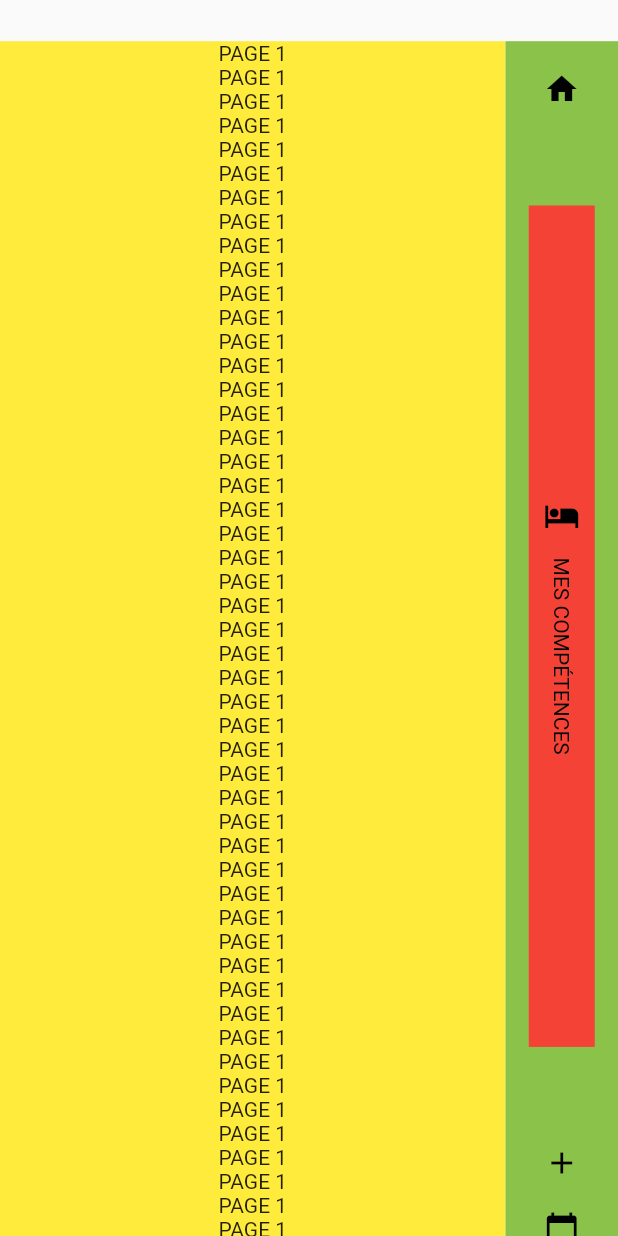
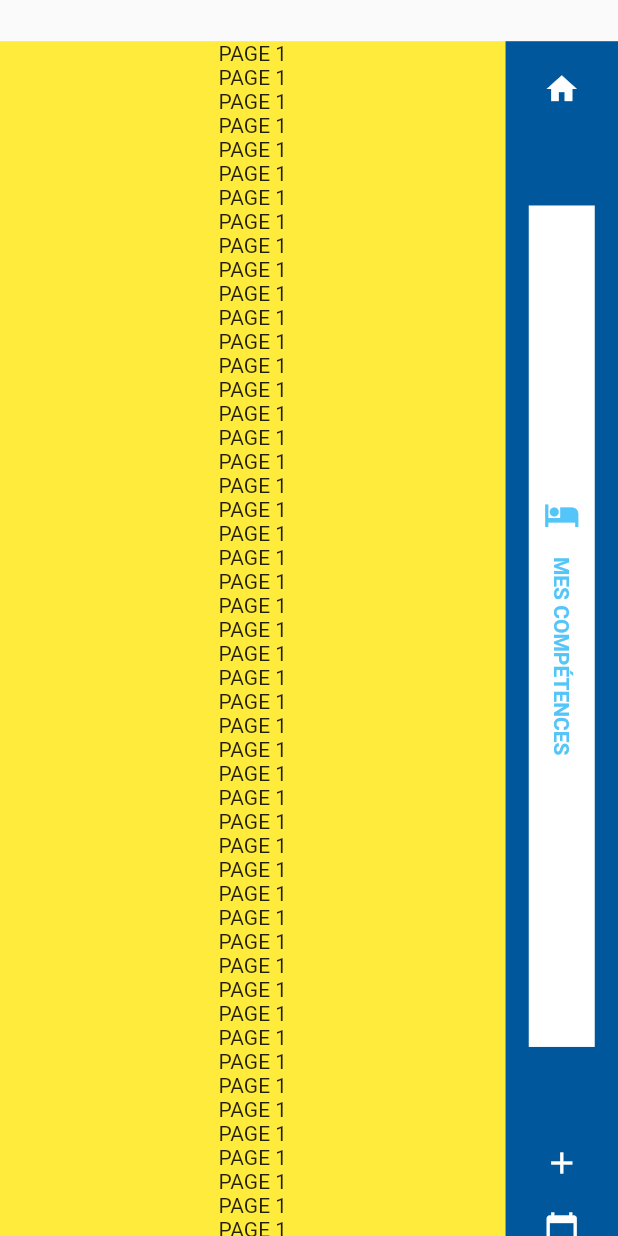
Before and after one commit to Tri7Ratops/simple_cv, a Flutter app: the screen it shows after launch, scrolled down 576 dp, on a phone screen of 412 x 824 dp. Run offline on Flutter 3.47's test engine with Material 2 defaults, Android fonts, the phone set to English and light mode, and no system bars; drawn by our look-alikes of scroll_to_index; our stand-ins replace bloc, equatable, flutter_bloc, visibility_detector.

Commit message:
[+] Update theme

```diff
--- a/lib/config/theme.dart
+++ b/lib/config/theme.dart
@@ -2,6 +2,8 @@ import 'package:flutter/material.dart';
 
 class MyAppTheme {
   static ThemeData light() => ThemeData.light().copyWith(
-        primaryColor: Colors.green,
+        primaryColor: Color(0XFF54C5F8),
+        accentColor: Color(0XFF01579B),
+        backgroundColor: Colors.white70,
       );
 }
--- a/lib/screens/home/views/home_page.dart
+++ b/lib/screens/home/views/home_page.dart
@@ -17,7 +17,7 @@ class HomePage extends StatelessWidget {
       scrollDirection: Axis.vertical,
       children: [
         _getHeader(),
-        _getContent(),
+        _getContent(context),
       ],
     );
   }
@@ -40,30 +40,36 @@ class HomePage extends StatelessWidget {
     );
   }
 
-  Widget _getContent() {
+  Widget _getContent(BuildContext context) {
     return VerticalNavigation(
-      navigationBackgroundColor: Colors.lightGreen,
+      navigationBackgroundColor: Theme.of(context).accentColor,
       pages: [
         VerticalNavigationItem(
-          focusBackgroundColor: Colors.red,
+          defaultIconColor: Colors.white,
           onTap: () => _navigate(0),
           page: null,
           icon: Icons.home,
         ),
         VerticalNavigationItem(
-          focusBackgroundColor: Colors.red,
+          defaultIconColor: Colors.white,
+          focusTextColor: Theme.of(context).primaryColor,
+          focusIconColor: Theme.of(context).primaryColor,
           page: ContentAboutMe(),
           icon: Icons.hotel,
           iconTitle: "Mes compétences".toUpperCase(),
         ),
         VerticalNavigationItem(
-          focusIconColor: Colors.green,
-          focusTextColor: Colors.greenAccent,
+          defaultIconColor: Colors.white,
+          focusTextColor: Theme.of(context).primaryColor,
+          focusIconColor: Theme.of(context).primaryColor,
           page: ContentExperiences(),
           icon: Icons.add,
           iconTitle: "Ceci est un très long texte qu'il faut forcement gérer, vraiment très très long. Est-ce qu'une tarte à la créme en plus suffira ?",
         ),
         VerticalNavigationItem(
+          defaultIconColor: Colors.white,
+          focusTextColor: Theme.of(context).primaryColor,
+          focusIconColor: Theme.of(context).primaryColor,
           page: ContentSkills(),
           icon: Icons.calendar_today,
         ),
--- a/lib/screens/home/widgets/vertical_navigation_focus_item.dart
+++ b/lib/screens/home/widgets/vertical_navigation_focus_item.dart
@@ -55,7 +55,10 @@ class _VerticalNavigationFocusItemState extends State<VerticalNavigationFocusIte
                     child: Text(
                       widget.item.iconTitle ?? "",
                       overflow: TextOverflow.ellipsis,
-                      style: TextStyle(color: widget.item.focusTextColor),
+                      style: TextStyle(
+                        color: widget.item.focusTextColor,
+                        fontWeight: FontWeight.bold,
+                      ),
                     ),
                   ),
                 ),
```
